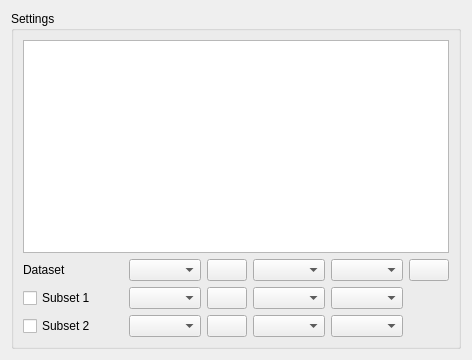
Before: the Qt Designer form src/SettingsWidget.ui in ManiVaultStudio/DimensionsViewerPlugin, drawn with Qt 5.
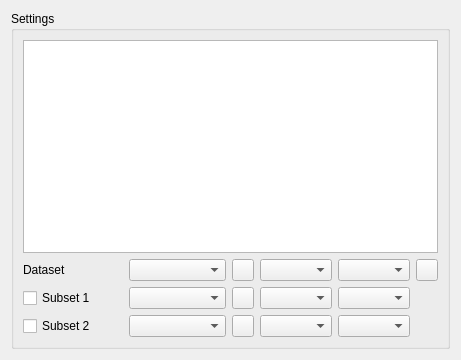
After: the same form once the commit is applied. Custom widgets are drawn as their Qt base class.

What changed in the file:
```diff
--- a/src/SettingsWidget.ui
+++ b/src/SettingsWidget.ui
@@ -62,6 +62,24 @@
         </item>
         <item row="0" column="8">
          <widget class="QPushButton" name="globalRangeSettingsPushButton">
+          <property name="sizePolicy">
+           <sizepolicy hsizetype="Fixed" vsizetype="Fixed">
+            <horstretch>0</horstretch>
+            <verstretch>0</verstretch>
+           </sizepolicy>
+          </property>
+          <property name="minimumSize">
+           <size>
+            <width>22</width>
+            <height>22</height>
+           </size>
+          </property>
+          <property name="maximumSize">
+           <size>
+            <width>22</width>
+            <height>22</height>
+           </size>
+          </property>
           <property name="text">
            <string/>
           </property>
@@ -100,6 +118,24 @@
           <property name="enabled">
            <bool>true</bool>
           </property>
+          <property name="sizePolicy">
+           <sizepolicy hsizetype="Fixed" vsizetype="Fixed">
+            <horstretch>0</horstretch>
+            <verstretch>0</verstretch>
+           </sizepolicy>
+          </property>
+          <property name="minimumSize">
+           <size>
+            <width>22</width>
+            <height>22</height>
+           </size>
+          </property>
+          <property name="maximumSize">
+           <size>
+            <width>22</width>
+            <height>22</height>
+           </size>
+          </property>
           <property name="text">
            <string/>
           </property>
@@ -139,6 +175,30 @@
           <property name="enabled">
            <bool>true</bool>
           </property>
+          <property name="sizePolicy">
+           <sizepolicy hsizetype="Fixed" vsizetype="Fixed">
+            <horstretch>0</horstretch>
+            <verstretch>0</verstretch>
+           </sizepolicy>
+          </property>
+          <property name="minimumSize">
+           <size>
+            <width>22</width>
+            <height>22</height>
+           </size>
+          </property>
+          <property name="maximumSize">
+           <size>
+            <width>22</width>
+            <height>22</height>
+           </size>
+          </property>
+          <property name="baseSize">
+           <size>
+            <width>0</width>
+            <height>0</height>
+           </size>
+          </property>
           <property name="text">
            <string/>
           </property>
@@ -187,6 +247,24 @@
           <property name="enabled">
            <bool>true</bool>
           </property>
+          <property name="sizePolicy">
+           <sizepolicy hsizetype="Fixed" vsizetype="Fixed">
+            <horstretch>0</horstretch>
+            <verstretch>0</verstretch>
+           </sizepolicy>
+          </property>
+          <property name="minimumSize">
+           <size>
+            <width>22</width>
+            <height>22</height>
+           </size>
+          </property>
+          <property name="maximumSize">
+           <size>
+            <width>22</width>
+            <height>22</height>
+           </size>
+          </property>
           <property name="text">
            <string/>
           </property>
```
